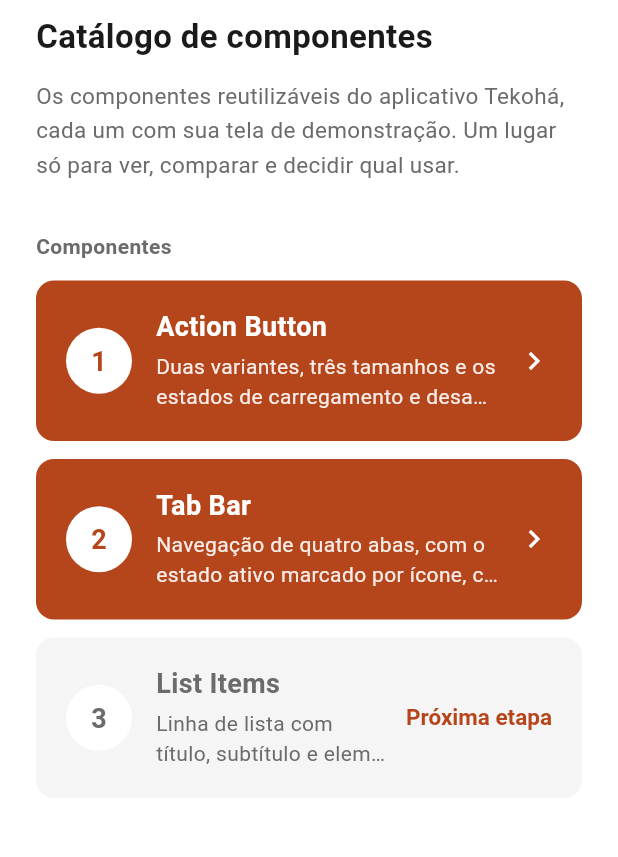
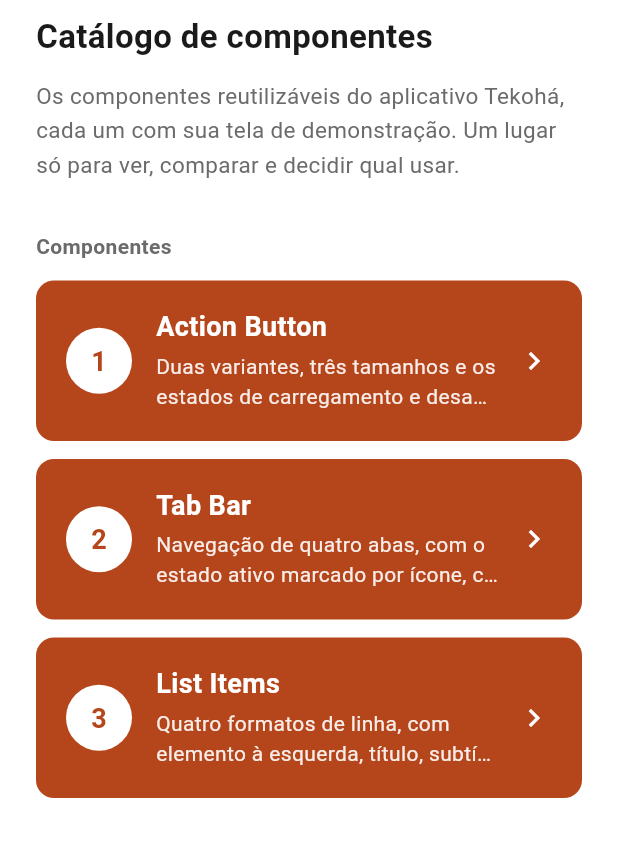
Before and after one commit to Marcos-Codfy/tekoha-design-sample, a Flutter app: the screen it shows after launch, on a phone screen of 412 x 824 dp, the part 168-1025 px from its top. Run offline on Flutter 3.47's test engine with Material 3 defaults, Android fonts, the phone set to English and light mode, and no system bars.

Commit message:
feat: wire list items screen into the catalog navigation

```diff
--- a/lib/main.dart
+++ b/lib/main.dart
@@ -9,6 +9,7 @@
 import 'package:flutter/material.dart';
 
 import 'pages/sample_action_button_screen.dart';
+import 'pages/sample_list_items_screen.dart';
 import 'pages/sample_screen.dart';
 import 'pages/sample_tab_bar_screen.dart';
 import 'theme/app_theme.dart';
@@ -32,6 +33,7 @@ class TekohaDesignSampleApp extends StatelessWidget {
         SampleActionButtonScreen.routeName: (_) =>
             const SampleActionButtonScreen(),
         SampleTabBarScreen.routeName: (_) => const SampleTabBarScreen(),
+        SampleListItemsScreen.routeName: (_) => const SampleListItemsScreen(),
       },
     );
   }
--- a/lib/pages/sample_screen.dart
+++ b/lib/pages/sample_screen.dart
@@ -12,6 +12,7 @@ import 'package:flutter/material.dart';
 import '../components/common/list_items.dart';
 import '../theme/app_colors.dart';
 import 'sample_action_button_screen.dart';
+import 'sample_list_items_screen.dart';
 import 'sample_tab_bar_screen.dart';
 
 class SampleScreen extends StatelessWidget {
@@ -83,16 +84,15 @@ class SampleScreen extends StatelessWidget {
                 Navigator.of(context).pushNamed(SampleTabBarScreen.routeName),
           ),
           const SizedBox(height: 12),
-          const TekohaListItem(
-            leading: TekohaListItemBadge.number(
-              3,
-              foreground: AppColors.textSecondary,
-            ),
+          TekohaListItem(
+            leading: const TekohaListItemBadge.number(3),
             title: 'List Items',
-            subtitle: 'Linha de lista com título, subtítulo e elemento à '
-                'direita',
-            trailing: Text('Próxima etapa'),
-            variant: TekohaListItemVariant.muted,
+            subtitle: 'Quatro formatos de linha, com elemento à esquerda, '
+                'título, subtítulo e elemento à direita',
+            trailing: const Icon(Icons.chevron_right),
+            variant: TekohaListItemVariant.filled,
+            onTap: () =>
+                Navigator.of(context).pushNamed(SampleListItemsScreen.routeName),
           ),
         ],
       ),
```
